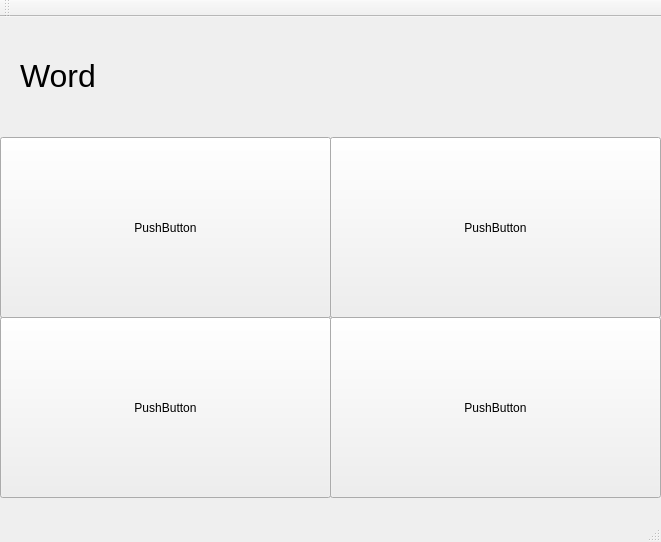
Old version of the form mainwindow.ui in the repository ExarchD/flash_cards.
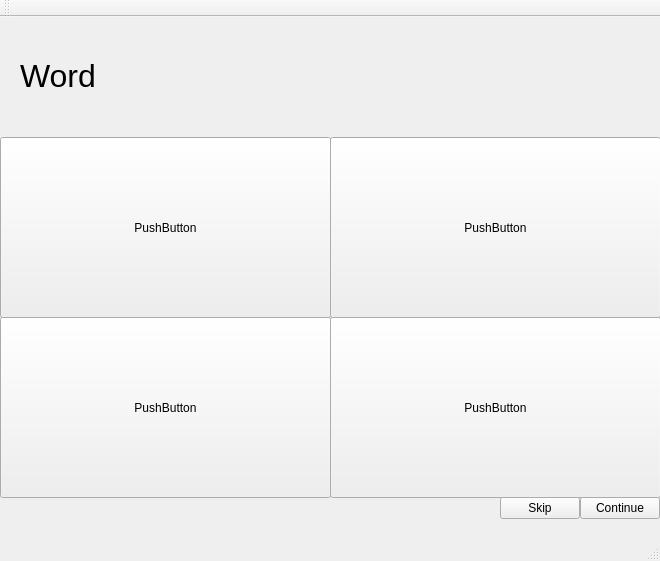
New version of the form.

Commit message: debugged wrong results from button clicks

```diff
--- a/mainwindow.ui
+++ b/mainwindow.ui
@@ -6,8 +6,8 @@
    <rect>
     <x>0</x>
     <y>0</y>
-    <width>661</width>
-    <height>542</height>
+    <width>660</width>
+    <height>561</height>
    </rect>
   </property>
   <property name="windowTitle">
@@ -84,6 +84,32 @@
      <string>Word</string>
     </property>
    </widget>
+   <widget class="QPushButton" name="continue_2">
+    <property name="geometry">
+     <rect>
+      <x>580</x>
+      <y>480</y>
+      <width>80</width>
+      <height>22</height>
+     </rect>
+    </property>
+    <property name="text">
+     <string>Continue</string>
+    </property>
+   </widget>
+   <widget class="QPushButton" name="skip">
+    <property name="geometry">
+     <rect>
+      <x>500</x>
+      <y>480</y>
+      <width>80</width>
+      <height>22</height>
+     </rect>
+    </property>
+    <property name="text">
+     <string>Skip</string>
+    </property>
+   </widget>
   </widget>
   <widget class="QMenuBar" name="menuBar">
    <property name="geometry">
```
Left out of the diff: 2 changed lines with no effect on the pictures. The commit also changes 6 other files.
